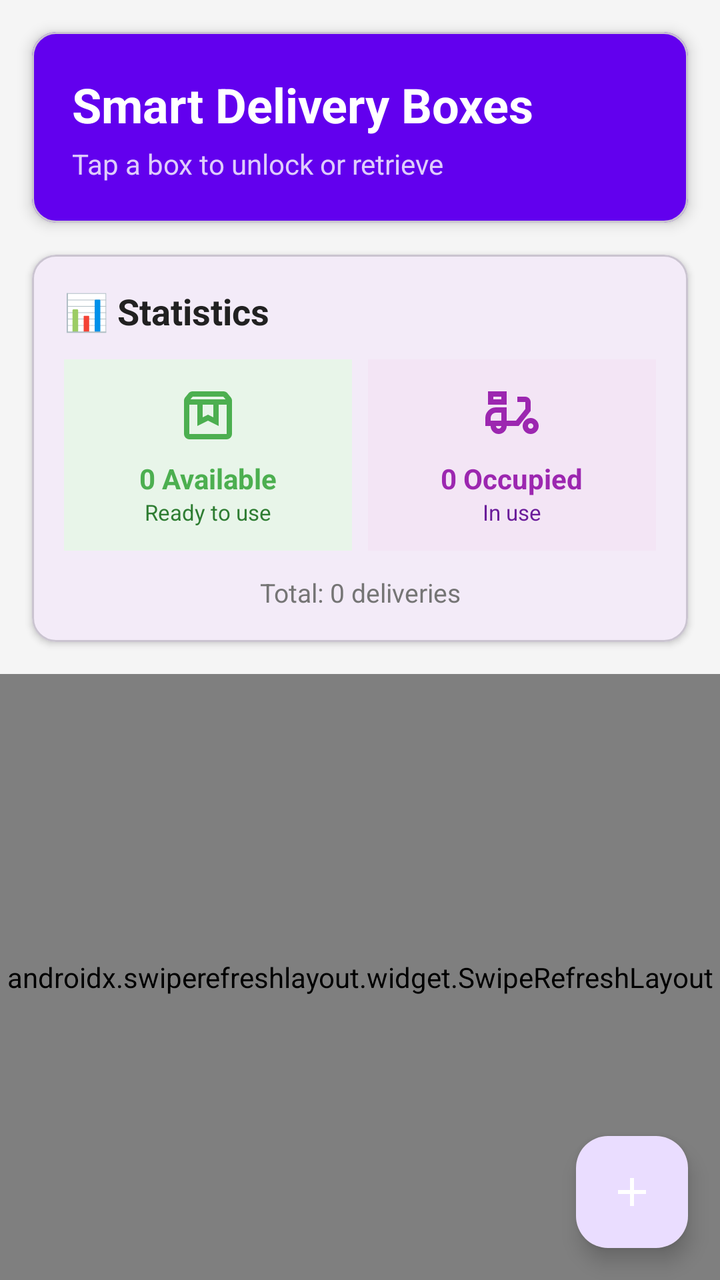
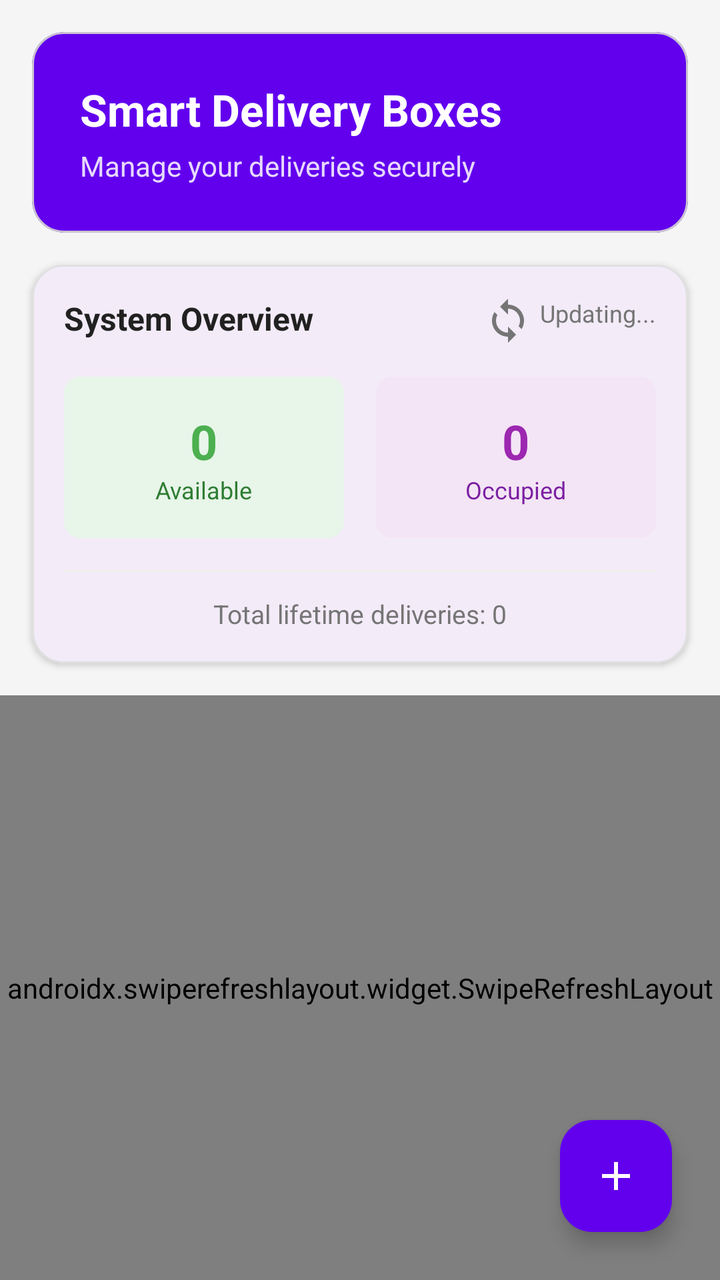

Before-and-after screenshots of an Android layout around one commit, followed by the original layout XML and the change that was made.
<!-- AndroidManifest.xml: application theme Theme.SmartFoodDeliveryBox -->
<!-- res/layout/fragment_dashboard.xml -->
<?xml version="1.0" encoding="utf-8"?>
<androidx.coordinatorlayout.widget.CoordinatorLayout
    xmlns:android="http://schemas.android.com/apk/res/android"
    xmlns:app="http://schemas.android.com/apk/res-auto"
    android:layout_width="match_parent"
    android:layout_height="match_parent"
    android:background="@color/background">

    <LinearLayout
        android:layout_width="match_parent"
        android:layout_height="match_parent"
        android:orientation="vertical">

        
        <com.google.android.material.card.MaterialCardView
            android:layout_width="match_parent"
            android:layout_height="wrap_content"
            android:layout_margin="16dp"
            app:cardCornerRadius="12dp"
            app:cardElevation="4dp"
            app:cardBackgroundColor="@color/primary">

            <LinearLayout
                android:layout_width="match_parent"
                android:layout_height="wrap_content"
                android:orientation="vertical"
                android:padding="20dp">

                <TextView
                    android:layout_width="wrap_content"
                    android:layout_height="wrap_content"
                    android:text="Smart Delivery Boxes"
                    android:textSize="24sp"
                    android:textStyle="bold"
                    android:textColor="@android:color/white"/>

                <TextView
                    android:layout_width="wrap_content"
                    android:layout_height="wrap_content"
                    android:text="Tap a box to unlock or retrieve"
                    android:textSize="14sp"
                    android:textColor="@android:color/white"
                    android:alpha="0.8"
                    android:layout_marginTop="4dp"/>
            </LinearLayout>
        </com.google.android.material.card.MaterialCardView>

        
        <com.google.android.material.card.MaterialCardView
            android:id="@+id/cardStatistics"
            android:layout_width="match_parent"
            android:layout_height="wrap_content"
            android:layout_marginStart="16dp"
            android:layout_marginEnd="16dp"
            android:layout_marginBottom="16dp"
            app:cardCornerRadius="12dp"
            app:cardElevation="2dp">

            <LinearLayout
                android:layout_width="match_parent"
                android:layout_height="wrap_content"
                android:orientation="vertical"
                android:padding="16dp">

                <TextView
                    android:layout_width="wrap_content"
                    android:layout_height="wrap_content"
                    android:text="📊 Statistics"
                    android:textSize="18sp"
                    android:textStyle="bold"
                    android:textColor="@color/text_primary"
                    android:layout_marginBottom="12dp"/>

                <LinearLayout
                    android:layout_width="match_parent"
                    android:layout_height="wrap_content"
                    android:orientation="horizontal">

                    
                    <LinearLayout
                        android:layout_width="0dp"
                        android:layout_height="wrap_content"
                        android:layout_weight="1"
                        android:orientation="vertical"
                        android:background="#E8F5E9"
                        android:gravity="center"
                        android:padding="12dp"
                        android:layout_marginEnd="4dp">

                        <ImageView
                            android:layout_width="32dp"
                            android:layout_height="32dp"
                            android:src="@drawable/ic_box"
                            app:tint="#4CAF50"/>

                        <TextView
                            android:id="@+id/tvAvailableCount"
                            android:layout_width="wrap_content"
                            android:layout_height="wrap_content"
                            android:text="0 Available"
                            android:textStyle="bold"
                            android:textColor="#4CAF50"
                            android:layout_marginTop="6dp"/>

                        <TextView
                            android:layout_width="wrap_content"
                            android:layout_height="wrap_content"
                            android:text="Ready to use"
                            android:textSize="11sp"
                            android:textColor="#2E7D32"/>
                    </LinearLayout>

                    
                    <LinearLayout
                        android:layout_width="0dp"
                        android:layout_height="wrap_content"
                        android:layout_weight="1"
                        android:orientation="vertical"
                        android:background="#F3E5F5"
                        android:gravity="center"
                        android:padding="12dp"
                        android:layout_marginStart="4dp">

                        <ImageView
                            android:layout_width="32dp"
                            android:layout_height="32dp"
                            android:src="@drawable/ic_delivery"
                            app:tint="#9C27B0"/>

                        <TextView
                            android:id="@+id/tvOccupiedCount"
                            android:layout_width="wrap_content"
                            android:layout_height="wrap_content"
                            android:text="0 Occupied"
                            android:textStyle="bold"
                            android:textColor="#9C27B0"
                            android:layout_marginTop="6dp"/>

                        <TextView
                            android:layout_width="wrap_content"
                            android:layout_height="wrap_content"
                            android:text="In use"
                            android:textSize="11sp"
                            android:textColor="#6A1B9A"/>
                    </LinearLayout>

                </LinearLayout>

                <TextView
                    android:id="@+id/tvTotalDeliveries"
                    android:layout_width="match_parent"
                    android:layout_height="wrap_content"
                    android:text="Total: 0 deliveries"
                    android:textSize="13sp"
                    android:textColor="@color/text_secondary"
                    android:gravity="center"
                    android:layout_marginTop="12dp"/>
            </LinearLayout>
        </com.google.android.material.card.MaterialCardView>

        
        <androidx.swiperefreshlayout.widget.SwipeRefreshLayout
            android:id="@+id/swipeRefresh"
            android:layout_width="match_parent"
            android:layout_height="0dp"
            android:layout_weight="1">

            <FrameLayout
                android:layout_width="match_parent"
                android:layout_height="match_parent">

                <androidx.recyclerview.widget.RecyclerView
                    android:id="@+id/recyclerViewBoxes"
                    android:layout_width="match_parent"
                    android:layout_height="match_parent"
                    android:padding="8dp"/>

                <TextView
                    android:id="@+id/tvEmptyState"
                    android:layout_width="match_parent"
                    android:layout_height="match_parent"
                    android:text="No boxes available"
                    android:gravity="center"
                    android:textColor="@color/text_secondary"
                    android:visibility="gone"/>
            </FrameLayout>
        </androidx.swiperefreshlayout.widget.SwipeRefreshLayout>

    </LinearLayout>

    
    <com.google.android.material.floatingactionbutton.FloatingActionButton
        android:id="@+id/fabAddDelivery"
        android:layout_width="wrap_content"
        android:layout_height="wrap_content"
        android:layout_gravity="bottom|end"
        android:layout_margin="16dp"
        android:src="@drawable/ic_add"
        app:tint="@android:color/white"/>

</androidx.coordinatorlayout.widget.CoordinatorLayout>
<!-- resources referenced by this layout -->
<resources>
  <color name="background">#F5F5F5</color>
  <color name="primary">#FF6200EE</color>
  <color name="text_primary">#212121</color>
  <color name="text_secondary">#757575</color>
  <!-- drawable ic_add (drawable) -->
  <vector xmlns:android="http://schemas.android.com/apk/res/android"
      android:width="24dp"
      android:height="24dp"
      android:viewportWidth="960"
      android:viewportHeight="960">
    <path
        android:pathData="M440,520L200,520v-80h240v-240h80v240h240v80L520,520v240h-80v-240Z"
        android:fillColor="#e3e3e3"/>
  </vector>
  <!-- drawable ic_box (drawable) -->
  <vector xmlns:android="http://schemas.android.com/apk/res/android"
      android:width="24dp"
      android:height="24dp"
      android:viewportWidth="960"
      android:viewportHeight="960">
    <path
        android:pathData="M200,320v440h560v-440L640,320v320l-160,-80 -160,80v-320L200,320ZM200,840q-33,0 -56.5,-23.5T120,760v-499q0,-14 4.5,-27t13.5,-24l50,-61q11,-14 27.5,-21.5T250,120h460q18,0 34.5,7.5T772,149l50,61q9,11 13.5,24t4.5,27v499q0,33 -23.5,56.5T760,840L200,840ZM216,240h528l-34,-40L250,200l-34,40ZM400,320v190l80,-40 80,40v-190L400,320ZM200,320h560,-560Z"
        android:fillColor="#e3e3e3"/>
  </vector>
  <!-- drawable ic_delivery (drawable) -->
  <vector xmlns:android="http://schemas.android.com/apk/res/android"
      android:width="24dp"
      android:height="24dp"
      android:viewportWidth="960"
      android:viewportHeight="960">
    <path
        android:pathData="M120,320v-200h280v200L120,320ZM200,240h120v-40L200,200v40ZM280,760q-50,0 -85,-35t-35,-85L80,640v-120q0,-66 47,-113t113,-47h160v200h140l140,-174v-106L560,280v-80h120q33,0 56.5,23.5T760,280v134L580,640L400,640q0,50 -35,85t-85,35ZM280,680q17,0 28.5,-11.5T320,640h-80q0,17 11.5,28.5T280,680ZM760,760q-50,0 -85,-35t-35,-85q0,-50 35,-85t85,-35q50,0 85,35t35,85q0,50 -35,85t-85,35ZM760,680q17,0 28.5,-11.5T800,640q0,-17 -11.5,-28.5T760,600q-17,0 -28.5,11.5T720,640q0,17 11.5,28.5T760,680ZM160,560h160v-120h-80q-33,0 -56.5,23.5T160,520v40ZM320,240v-40,40ZM320,560Z"
        android:fillColor="#e3e3e3"/>
  </vector>
  <style name="Theme.SmartFoodDeliveryBox" parent="Base.Theme.SmartFoodDeliveryBox" />
  <style name="Base.Theme.SmartFoodDeliveryBox" parent="Theme.Material3.DayNight.NoActionBar">
          
          
      </style>
</resources>

<!-- the commit's change to res/layout/fragment_dashboard.xml (unified diff, before → after) -->
@@ -4,7 +4,7 @@
     xmlns:app="http://schemas.android.com/apk/res-auto"
     android:layout_width="match_parent"
     android:layout_height="match_parent"
-    android:background="@color/background">
+    android:background="#F5F5F5">
 
     <LinearLayout
         android:layout_width="match_parent"
@@ -16,31 +16,31 @@
             android:layout_width="match_parent"
             android:layout_height="wrap_content"
             android:layout_margin="16dp"
-            app:cardCornerRadius="12dp"
-            app:cardElevation="4dp"
+            app:cardCornerRadius="16dp"
+            app:cardElevation="0dp"
             app:cardBackgroundColor="@color/primary">
 
             <LinearLayout
                 android:layout_width="match_parent"
                 android:layout_height="wrap_content"
                 android:orientation="vertical"
-                android:padding="20dp">
+                android:padding="24dp">
 
                 <TextView
                     android:layout_width="wrap_content"
                     android:layout_height="wrap_content"
                     android:text="Smart Delivery Boxes"
-                    android:textSize="24sp"
+                    android:textSize="22sp"
                     android:textStyle="bold"
                     android:textColor="@android:color/white"/>
 
                 <TextView
                     android:layout_width="wrap_content"
                     android:layout_height="wrap_content"
-                    android:text="Tap a box to unlock or retrieve"
+                    android:text="Manage your deliveries securely"
                     android:textSize="14sp"
                     android:textColor="@android:color/white"
-                    android:alpha="0.8"
+                    android:alpha="0.85"
                     android:layout_marginTop="4dp"/>
             </LinearLayout>
         </com.google.android.material.card.MaterialCardView>
@@ -53,8 +53,10 @@
             android:layout_marginStart="16dp"
             android:layout_marginEnd="16dp"
             android:layout_marginBottom="16dp"
-            app:cardCornerRadius="12dp"
-            app:cardElevation="2dp">
+            app:cardCornerRadius="16dp"
+            app:cardElevation="2dp"
+            app:strokeWidth="1dp"
+            app:strokeColor="#E0E0E0">
 
             <LinearLayout
                 android:layout_width="match_parent"
@@ -62,14 +64,32 @@
                 android:orientation="vertical"
                 android:padding="16dp">
 
-                <TextView
-                    android:layout_width="wrap_content"
-                    android:layout_height="wrap_content"
-                    android:text="📊 Statistics"
-                    android:textSize="18sp"
-                    android:textStyle="bold"
-                    android:textColor="@color/text_primary"
-                    android:layout_marginBottom="12dp"/>
+                <RelativeLayout
+                    android:layout_width="match_parent"
+                    android:layout_height="wrap_content"
+                    android:layout_marginBottom="16dp">
+
+                    <TextView
+                        android:layout_width="wrap_content"
+                        android:layout_height="wrap_content"
+                        android:text="System Overview"
+                        android:textSize="16sp"
+                        android:textStyle="bold"
+                        android:textColor="#212121"/>
+
+                    
+                    <TextView
+                        android:id="@+id/tvLastUpdated"
+                        android:layout_width="wrap_content"
+                        android:layout_height="wrap_content"
+                        android:layout_alignParentEnd="true"
+                        android:text="Updating..."
+                        android:textSize="12sp"
+                        android:textColor="#757575"
+                        android:drawablePadding="4dp"
+                        app:drawableStartCompat="@drawable/ic_sync"
+                        app:drawableTint="#757575"/>
+                </RelativeLayout>
 
                 <LinearLayout
                     android:layout_width="match_parent"
@@ -82,31 +102,26 @@
                         android:layout_height="wrap_content"
                         android:layout_weight="1"
                         android:orientation="vertical"
-                        android:background="#E8F5E9"
+                        android:background="@drawable/rounded_background"
+                        android:backgroundTint="#E8F5E9"
                         android:gravity="center"
-                        android:padding="12dp"
-                        android:layout_marginEnd="4dp">
-
-                        <ImageView
-                            android:layout_width="32dp"
-                            android:layout_height="32dp"
-                            android:src="@drawable/ic_box"
-                            app:tint="#4CAF50"/>
+                        android:padding="16dp"
+                        android:layout_marginEnd="8dp">
 
                         <TextView
                             android:id="@+id/tvAvailableCount"
                             android:layout_width="wrap_content"
                             android:layout_height="wrap_content"
-                            android:text="0 Available"
+                            android:text="0"
+                            android:textSize="24sp"
                             android:textStyle="bold"
-                            android:textColor="#4CAF50"
-                            android:layout_marginTop="6dp"/>
-
-                        <TextView
-                            android:layout_width="wrap_content"
-                            android:layout_height="wrap_content"
-                            android:text="Ready to use"
-                            android:textSize="11sp"
+                            android:textColor="#4CAF50"/>
+
+                        <TextView
+                            android:layout_width="wrap_content"
+                            android:layout_height="wrap_content"
+                            android:text="Available"
+                            android:textSize="12sp"
                             android:textColor="#2E7D32"/>
                     </LinearLayout>
 
@@ -116,45 +131,45 @@
                         android:layout_height="wrap_content"
                         android:layout_weight="1"
                         android:orientation="vertical"
-                        android:background="#F3E5F5"
+                        android:background="@drawable/rounded_background"
+                        android:backgroundTint="#F3E5F5"
                         android:gravity="center"
-                        android:padding="12dp"
-                        android:layout_marginStart="4dp">
-
-                        <ImageView
-                            android:layout_width="32dp"
-                            android:layout_height="32dp"
-                            android:src="@drawable/ic_delivery"
-                            app:tint="#9C27B0"/>
+                        android:padding="16dp"
+                        android:layout_marginStart="8dp">
 
                         <TextView
                             android:id="@+id/tvOccupiedCount"
                             android:layout_width="wrap_content"
                             android:layout_height="wrap_content"
-                            android:text="0 Occupied"
+                            android:text="0"
+                            android:textSize="24sp"
                             android:textStyle="bold"
-                            android:textColor="#9C27B0"
-                            android:layout_marginTop="6dp"/>
-
-                        <TextView
-                            android:layout_width="wrap_content"
-                            android:layout_height="wrap_content"
-                            android:text="In use"
-                            android:textSize="11sp"
-                            android:textColor="#6A1B9A"/>
+                            android:textColor="#9C27B0"/>
+
+                        <TextView
+                            android:layout_width="wrap_content"
+                            android:layout_height="wrap_content"
+                            android:text="Occupied"
+                            android:textSize="12sp"
+                            android:textColor="#7B1FA2"/>
                     </LinearLayout>
-
                 </LinearLayout>
 
+                <View
+                    android:layout_width="match_parent"
+                    android:layout_height="1dp"
+                    android:background="#EEEEEE"
+                    android:layout_marginTop="16dp"
+                    android:layout_marginBottom="12dp"/>
+
                 <TextView
                     android:id="@+id/tvTotalDeliveries"
                     android:layout_width="match_parent"
                     android:layout_height="wrap_content"
-                    android:text="Total: 0 deliveries"
+                    android:text="Total lifetime deliveries: 0"
                     android:textSize="13sp"
-                    android:textColor="@color/text_secondary"
-                    android:gravity="center"
-                    android:layout_marginTop="12dp"/>
+                    android:textColor="#757575"
+                    android:gravity="center"/>
             </LinearLayout>
         </com.google.android.material.card.MaterialCardView>
 
@@ -173,19 +188,22 @@
                     android:id="@+id/recyclerViewBoxes"
                     android:layout_width="match_parent"
                     android:layout_height="match_parent"
+                    android:clipToPadding="false"
                     android:padding="8dp"/>
 
                 <TextView
                     android:id="@+id/tvEmptyState"
                     android:layout_width="match_parent"
-                    android:layout_height="match_parent"
-                    android:text="No boxes available"
+                    android:layout_height="wrap_content"
+                    android:layout_gravity="center"
+                    android:text="No boxes connected"
                     android:gravity="center"
-                    android:textColor="@color/text_secondary"
+                    android:textColor="#9E9E9E"
+                    android:drawablePadding="16dp"
+                    app:drawableTopCompat="@drawable/ic_box"
                     android:visibility="gone"/>
             </FrameLayout>
         </androidx.swiperefreshlayout.widget.SwipeRefreshLayout>
-
     </LinearLayout>
 
     
@@ -194,8 +212,13 @@
         android:layout_width="wrap_content"
         android:layout_height="wrap_content"
         android:layout_gravity="bottom|end"
-        android:layout_margin="16dp"
+        android:layout_margin="24dp"
+        android:contentDescription="Add Delivery"
         android:src="@drawable/ic_add"
-        app:tint="@android:color/white"/>
+        app:tint="@android:color/white"
+        app:backgroundTint="#6200EE"
+        app:elevation="6dp"
+        app:pressedTranslationZ="12dp"
+        app:borderWidth="0dp"/>
 
 </androidx.coordinatorlayout.widget.CoordinatorLayout>
<!-- resource entries referenced after the edit -->
@@ -1,9 +1,6 @@
 <!-- resources referenced by this layout -->
 <resources>
-  <color name="background">#F5F5F5</color>
   <color name="primary">#FF6200EE</color>
-  <color name="text_primary">#212121</color>
-  <color name="text_secondary">#757575</color>
   <!-- drawable ic_add (drawable) -->
   <vector xmlns:android="http://schemas.android.com/apk/res/android"
       android:width="24dp"
@@ -24,16 +21,23 @@
         android:pathData="M200,320v440h560v-440L640,320v320l-160,-80 -160,80v-320L200,320ZM200,840q-33,0 -56.5,-23.5T120,760v-499q0,-14 4.5,-27t13.5,-24l50,-61q11,-14 27.5,-21.5T250,120h460q18,0 34.5,7.5T772,149l50,61q9,11 13.5,24t4.5,27v499q0,33 -23.5,56.5T760,840L200,840ZM216,240h528l-34,-40L250,200l-34,40ZM400,320v190l80,-40 80,40v-190L400,320ZM200,320h560,-560Z"
         android:fillColor="#e3e3e3"/>
   </vector>
-  <!-- drawable ic_delivery (drawable) -->
+  <!-- drawable ic_sync (drawable) -->
   <vector xmlns:android="http://schemas.android.com/apk/res/android"
       android:width="24dp"
       android:height="24dp"
-      android:viewportWidth="960"
-      android:viewportHeight="960">
-    <path
-        android:pathData="M120,320v-200h280v200L120,320ZM200,240h120v-40L200,200v40ZM280,760q-50,0 -85,-35t-35,-85L80,640v-120q0,-66 47,-113t113,-47h160v200h140l140,-174v-106L560,280v-80h120q33,0 56.5,23.5T760,280v134L580,640L400,640q0,50 -35,85t-85,35ZM280,680q17,0 28.5,-11.5T320,640h-80q0,17 11.5,28.5T280,680ZM760,760q-50,0 -85,-35t-35,-85q0,-50 35,-85t85,-35q50,0 85,35t35,85q0,50 -35,85t-85,35ZM760,680q17,0 28.5,-11.5T800,640q0,-17 -11.5,-28.5T760,600q-17,0 -28.5,11.5T720,640q0,17 11.5,28.5T760,680ZM160,560h160v-120h-80q-33,0 -56.5,23.5T160,520v40ZM320,240v-40,40ZM320,560Z"
-        android:fillColor="#e3e3e3"/>
+      android:viewportWidth="24"
+      android:viewportHeight="24">
+      <path
+          android:fillColor="#757575"
+          android:pathData="M12,4V1L8,5l4,4V6c3.31,0 6,2.69 6,6 0,1.01 -0.25,1.97 -0.7,2.8l1.46,1.46C19.54,15.03 20,13.57 20,12c0,-4.42 -3.58,-8 -8,-8zm0,14c-3.31,0 -6,-2.69 -6,-6 0,-1.01 0.25,-1.97 0.7,-2.8L5.24,7.74C4.46,8.97 4,10.43 4,12c0,4.42 3.58,8 8,8v3l4,-4 -4,-4v3z"/>
   </vector>
+  <!-- drawable rounded_background (drawable) -->
+  <?xml version="1.0" encoding="utf-8"?>
+  <shape xmlns:android="http://schemas.android.com/apk/res/android"
+      android:shape="rectangle">
+      <solid android:color="#FFFFFF" />
+      <corners android:radius="8dp" />
+  </shape>
   <style name="Theme.SmartFoodDeliveryBox" parent="Base.Theme.SmartFoodDeliveryBox" />
   <style name="Base.Theme.SmartFoodDeliveryBox" parent="Theme.Material3.DayNight.NoActionBar">
           
